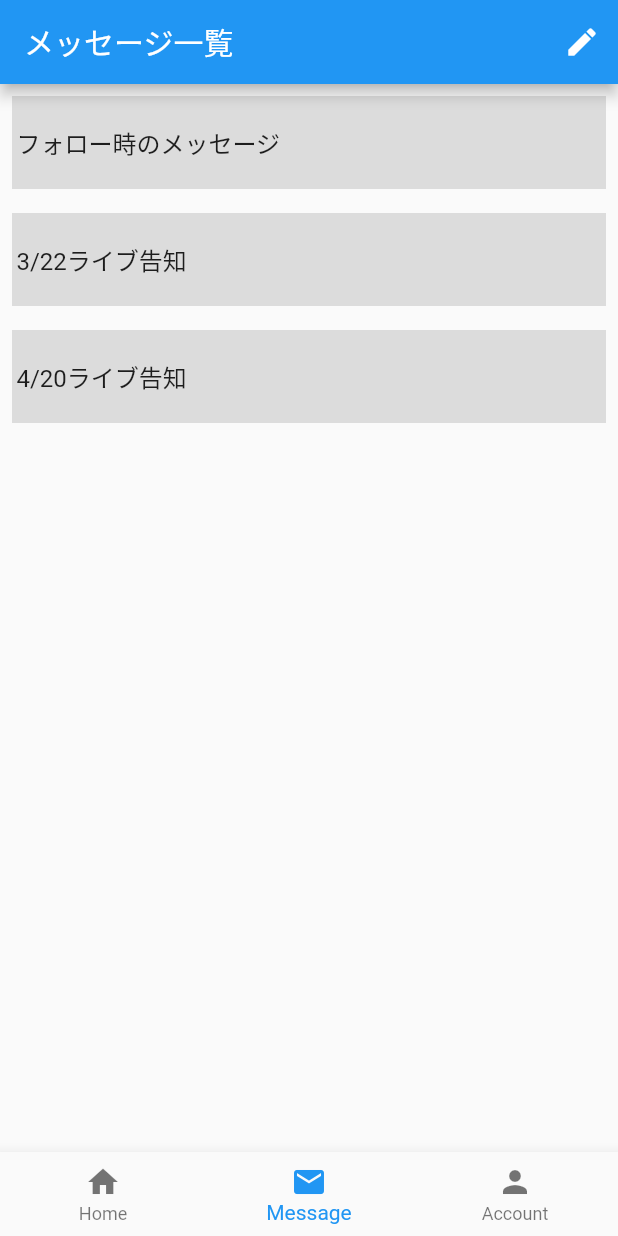
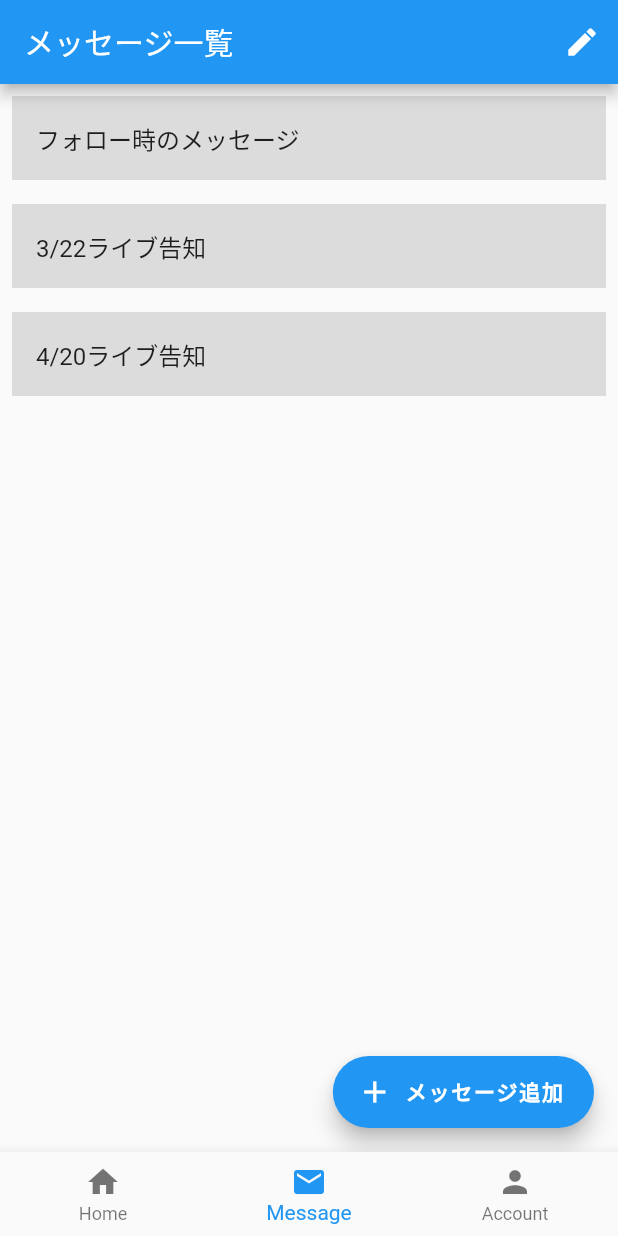
Before and after one commit to Ryota-nino/twitter_dm_sender, a Flutter app: the screen it shows after launch, item 2 of the bottom bar chosen, on a phone screen of 412 x 824 dp. Run offline on Flutter 3.47's test engine with Material 2 defaults, Android fonts, the light colour scheme and no system bars; our stand-ins replace sqflite; accounts and stored records are empty.

Commit message:
`add` メッセージ追加ボタン作成

```diff
--- a/lib/direct_message_screen.dart
+++ b/lib/direct_message_screen.dart
@@ -1,5 +1,6 @@
 import 'package:flutter/material.dart';
 import 'package:sqflite/sqflite.dart';
+import 'package:twitter_dm_sender/regist_message_screen.dart';
 
 class DirectMessageScreen extends StatelessWidget {
   const DirectMessageScreen({
@@ -39,6 +40,23 @@ class DirectMessageScreen extends StatelessWidget {
           ),
         ],
       ),
+      floatingActionButton: FloatingActionButton.extended(
+        onPressed: () {
+          Navigator.push(
+            context,
+            MaterialPageRoute(
+                builder: (context) =>
+                    const RegistMessageScreen(title: '新規メッセージ追加')),
+          );
+        },
+        label: const Text(
+          'メッセージ追加',
+          style: TextStyle(
+            fontWeight: FontWeight.bold,
+          ),
+        ),
+        icon: const Icon(Icons.add),
+      ),
       body: ListView.builder(
         itemCount: list.length,
         itemBuilder: (BuildContext context, int index) {
@@ -47,7 +65,6 @@ class DirectMessageScreen extends StatelessWidget {
             child: ListTile(
               title: Text(list[index]["title"]),
               tileColor: Colors.black12,
-              contentPadding: EdgeInsets.all(3),
               onTap: () {},
             ),
           );
```
